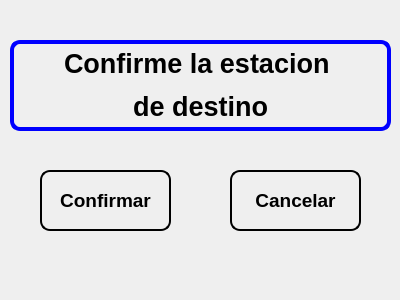
molautaro/interfazAGV, file confirmacionenvio.ui: the form before one commit.
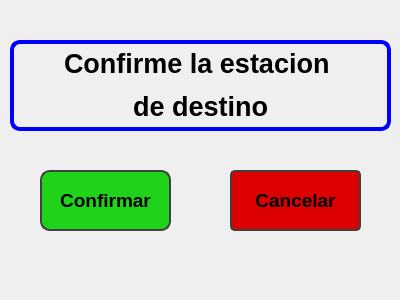
The form after the commit.

Commit message: version botones lindos, interfaz anda, sin sensores

What changed in the file:
```diff
--- a/confirmacionenvio.ui
+++ b/confirmacionenvio.ui
@@ -29,10 +29,20 @@
     </font>
    </property>
    <property name="styleSheet">
-    <string notr="true">color: rgb(0, 0, 0);
-border: 2px solid;
-border-radius: 10px;
-</string>
+    <string notr="true">QPushButton {
+		
+	background-color: rgb(30, 211, 26);
+	   color: rgb(0, 0, 0);   
+       border: 2px solid rgb(64, 64, 64);
+       border-radius: 10px;
+    }
+
+    QPushButton:pressed {
+	color: rgb(255, 255, 255);
+	
+	
+	background-color: rgb(21, 144, 29);
+    }</string>
    </property>
    <property name="text">
     <string>Confirmar</string>
@@ -54,11 +64,17 @@
     </font>
    </property>
    <property name="styleSheet">
-    <string notr="true">color: rgb(0, 0, 0);
-border: 2px solid;
-border-radius: 10px;
+    <string notr="true">QPushButton {
+	background-color: rgb(220, 0, 0);
+	   color: rgb(0, 0, 0);   
+       border: 2px solid rgb(64, 64, 64);
+       border-radius: 5px;
+    }
 
-</string>
+    QPushButton:pressed {
+	color: rgb(255, 255, 255);
+	background-color: rgb(122, 0, 0);
+    }</string>
    </property>
    <property name="text">
     <string>Cancelar</string>
```
The commit also changes 3 other files.
